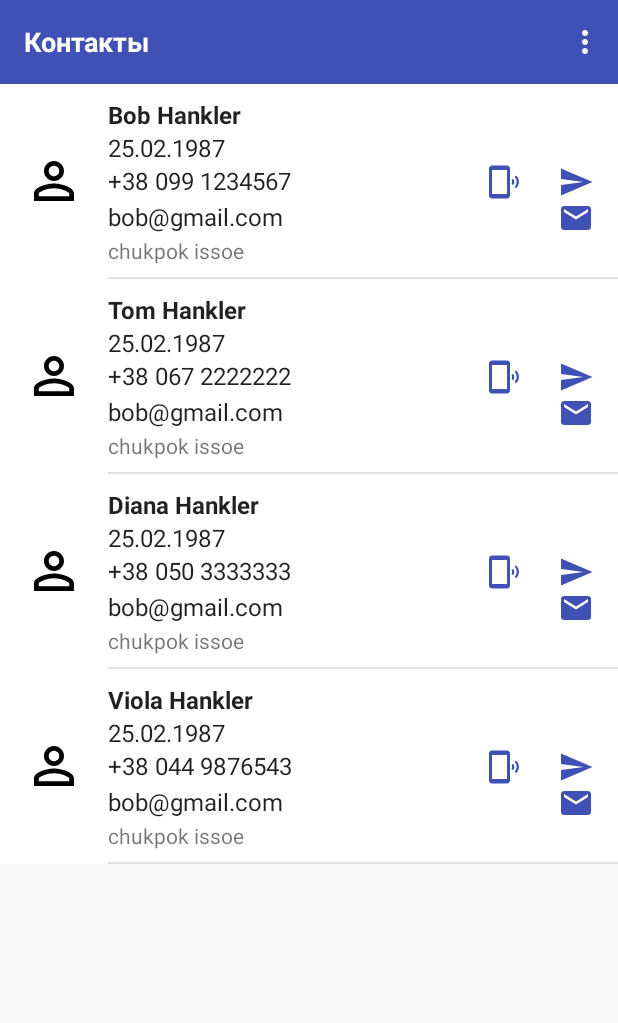
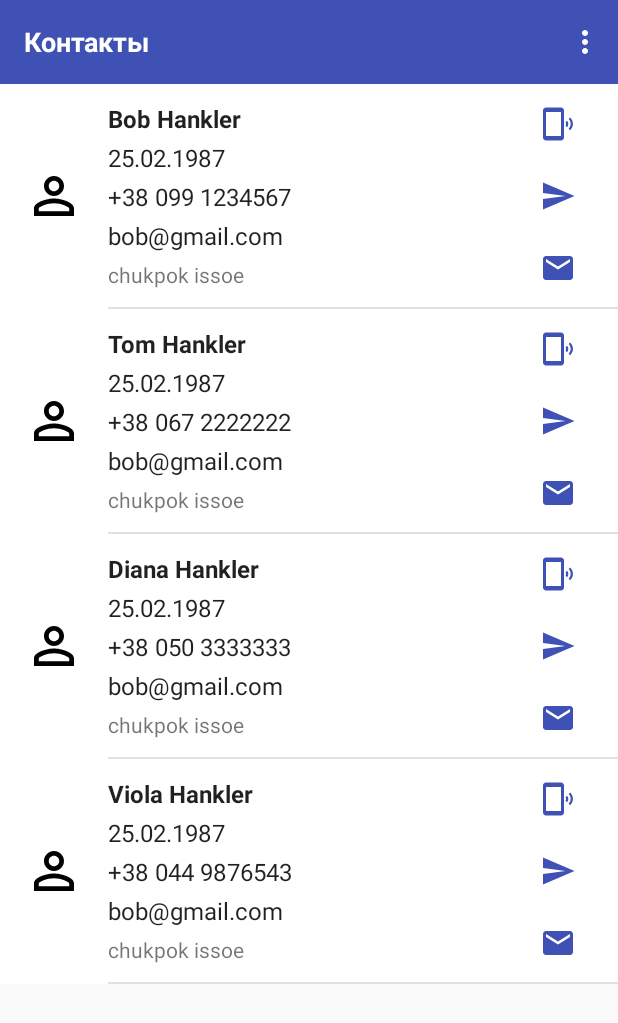
Before and after one commit to akademiya/BestFriend, an Android app: the ContactsView screen opened directly, with no data from a screen before it, on a phone screen of 412 x 824 dp. Shown: the top 1023 px of the screen. Run offline under Robolectric (Android 15) with nearby library versions, the phone set to English and light mode, and no system bars.

Commit message:
ripple contact button

```diff
--- /dev/null
+++ b/app/src/main/res/drawable/button_ripple.xml
@@ -0,0 +1,18 @@
+<?xml version="1.0" encoding="utf-8"?>
+<selector xmlns:android="http://schemas.android.com/apk/res/android">
+
+    <item android:state_pressed="true">
+        <shape android:shape="oval">
+            <solid android:color="@color/icon_pressed"/>
+            <corners android:radius="3dp"/>
+        </shape>
+    </item>
+
+    <item android:state_pressed="false">
+        <shape android:shape="oval">
+            <solid android:color="@color/white"/>
+            <corners android:radius="3dp"/>
+        </shape>
+    </item>
+
+</selector>
--- a/app/src/main/res/layout/item_contact.xml
+++ b/app/src/main/res/layout/item_contact.xml
@@ -21,7 +21,7 @@
         android:layout_height="match_parent"
         android:layout_marginEnd="@dimen/edge_margins"
         android:layout_marginStart="@dimen/toolbar_title_margin"
-        android:layout_toStartOf="@+id/check_people"
+        android:layout_toStartOf="@+id/container_msg"
         android:gravity="center_vertical"
         android:orientation="vertical">
 
@@ -29,8 +29,9 @@
             android:id="@+id/contact_name"
             style="@style/TextStyle_Body2_Primary_Dark"
             android:layout_width="match_parent"
-            android:layout_height="wrap_content"
+            android:layout_height="@dimen/item_height"
             android:ellipsize="end"
+            android:gravity="center_vertical"
             android:maxLines="1"
             android:textStyle="bold"
             tools:text="Остап Бендер" />
@@ -39,74 +40,86 @@
             android:id="@+id/info_birthday"
             style="@style/TextStyle_Body2_Primary_Dark"
             android:layout_width="wrap_content"
-            android:layout_height="wrap_content"
+            android:layout_height="@dimen/item_height"
+            android:gravity="center_vertical"
             android:maxLines="1"
             android:text="25.02.1987"
             android:visibility="visible"
             tools:visibility="visible" />
 
-        <RelativeLayout
-            android:id="@+id/container_info_telephone"
-            android:layout_width="match_parent"
-            android:layout_height="wrap_content"
-            android:visibility="visible"
-            tools:visibility="visible">
-
         <TextView
             android:id="@+id/info_telephone"
             style="@style/TextStyle_Body2_Primary_Dark"
             android:layout_width="wrap_content"
+            android:layout_height="@dimen/item_height"
+            android:gravity="center_vertical"
+            android:maxLines="1"
+            android:text="+38 099 1234567"
+            android:visibility="visible"
+            tools:visibility="visible" />
+
+        <TextView
+            android:id="@+id/info_email"
+            style="@style/TextStyle_Body2_Primary_Dark"
+            android:layout_width="wrap_content"
+            android:layout_height="@dimen/item_height"
+            android:gravity="center_vertical"
+            android:maxLines="1"
+            android:text="ostap@mailinator.com"
+            android:visibility="visible"
+            tools:visibility="visible" />
+
+        <TextView
+            android:id="@+id/info_chukpok"
+            android:layout_width="match_parent"
+            android:layout_height="@dimen/item_height"
+            android:gravity="center_vertical"
+            tools:text="chukpok" />
+
+    </LinearLayout>
+
+    <LinearLayout
+        android:id="@+id/container_msg"
+        android:layout_width="wrap_content"
         android:layout_height="wrap_content"
-                android:maxLines="1"
-                android:text="+38 099 1234567" />
+        android:layout_alignParentEnd="true"
+        android:layout_centerVertical="true"
+        android:layout_marginEnd="@dimen/edge_margins"
+        android:orientation="vertical">
 
         <ImageView
             android:id="@+id/contact_send_call"
             android:layout_width="wrap_content"
             android:layout_height="wrap_content"
-                android:layout_toStartOf="@+id/contact_send_soc"
-                android:layout_marginEnd="24dp"
+            android:background="@drawable/button_ripple"
+            android:padding="12dp"
             android:src="@drawable/ic_phone"
-                android:tint="@color/colorPrimary" />
+            android:tint="@color/colorPrimary"
+            android:visibility="visible"
+            tools:visibility="visible" />
 
         <ImageView
             android:id="@+id/contact_send_soc"
             android:layout_width="wrap_content"
             android:layout_height="wrap_content"
-                android:layout_alignParentEnd="true"
+            android:background="@drawable/button_ripple"
+            android:padding="12dp"
             android:src="@drawable/ic_menu_send"
-                android:tint="@color/colorPrimary" />
-        </RelativeLayout>
-
-        <RelativeLayout
-            android:id="@+id/container_info_email"
-            android:layout_width="match_parent"
-            android:layout_height="wrap_content"
+            android:tint="@color/colorPrimary"
             android:visibility="visible"
-            tools:visibility="visible">
-
-            <TextView
-                android:id="@+id/info_email"
-                style="@style/TextStyle_Body2_Primary_Dark"
-                android:layout_width="wrap_content"
-                android:layout_height="wrap_content"
-                android:maxLines="1"
-                android:text="ostap@mailinator.com" />
+            tools:visibility="visible" />
 
         <ImageView
             android:id="@+id/contact_send_email"
             android:layout_width="wrap_content"
             android:layout_height="wrap_content"
-                android:layout_alignParentEnd="true"
+            android:background="@drawable/button_ripple"
+            android:padding="12dp"
             android:src="@drawable/ic_email"
-                android:tint="@color/colorPrimary" />
-        </RelativeLayout>
+            android:tint="@color/colorPrimary"
+            android:visibility="visible"
+            tools:visibility="visible" />
 
-        <TextView
-            android:id="@+id/info_chukpok"
-            android:layout_width="match_parent"
-            android:layout_height="wrap_content"
-            tools:text="chukpok" />
     </LinearLayout>
 
     <View
--- a/app/src/main/res/values/colors.xml
+++ b/app/src/main/res/values/colors.xml
@@ -11,4 +11,6 @@
 
     <color name="button_chronometer">#1AA195</color>
     <color name="button_chronometer_pressed">#008678</color>
+
+    <color name="icon_pressed">#E0E0E0</color> <!--Gray 300-->
 </resources>
--- a/app/src/main/res/values/dimens.xml
+++ b/app/src/main/res/values/dimens.xml
@@ -7,6 +7,7 @@
     <dimen name="fab_margin">16dp</dimen>
 
     <dimen name="parent_margin">16dp</dimen>
+    <dimen name="margin8">8dp</dimen>
 
     // Toolbar
     <dimen name="toolbar_title_margin">72dp</dimen>
@@ -16,7 +17,7 @@
     // List item, view
     <dimen name="item_kido_container">68dp</dimen>
     <dimen name="item_books_container">68dp</dimen>
-    <dimen name="item_contact_container">130dp</dimen>
+    <dimen name="item_contact_container">150dp</dimen>
     <dimen name="img_people_parameter">40dp</dimen>
     <dimen name="edge_margins">16dp</dimen>
 
@@ -25,4 +26,7 @@
 
     // button chronometer
     <dimen name="switch_height">48dp</dimen>
+
+    // contact
+    <dimen name="item_height">26dp</dimen>
 </resources>
```
Lines whose indentation alone changed are shown as unchanged.
